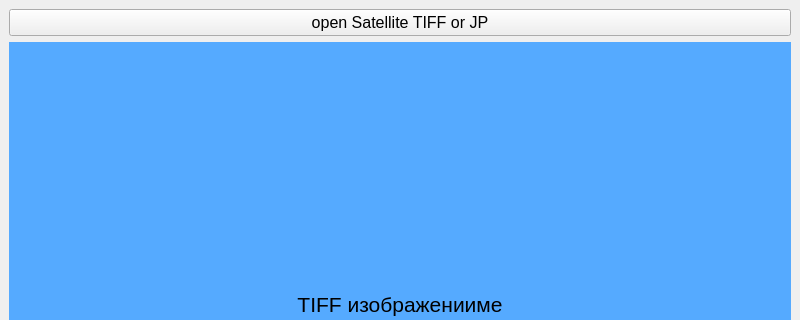
Old version of the form main_window_satellite_comparator.ui in the repository ValeryStk/satellite_comparator; both pictures show x 0 to 800 and y 0 to 320 of the 800 by 600 pixel window.
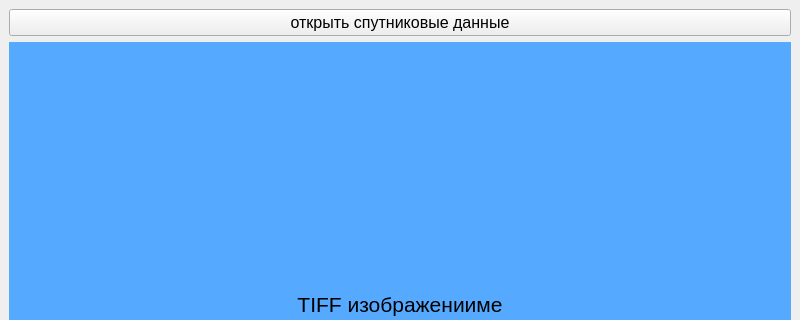
New version of the form.

Diff of the .ui file:
```diff
--- a/main_window_satellite_comparator.ui
+++ b/main_window_satellite_comparator.ui
@@ -36,7 +36,7 @@
     <item>
      <widget class="QPushButton" name="pushButton_open_sat_header">
       <property name="text">
-       <string>open Satellite TIFF or JP</string>
+       <string>открыть спутниковые данные</string>
       </property>
      </widget>
     </item>
```
Left out of the diff: 2 changed lines with no effect on the pictures.
